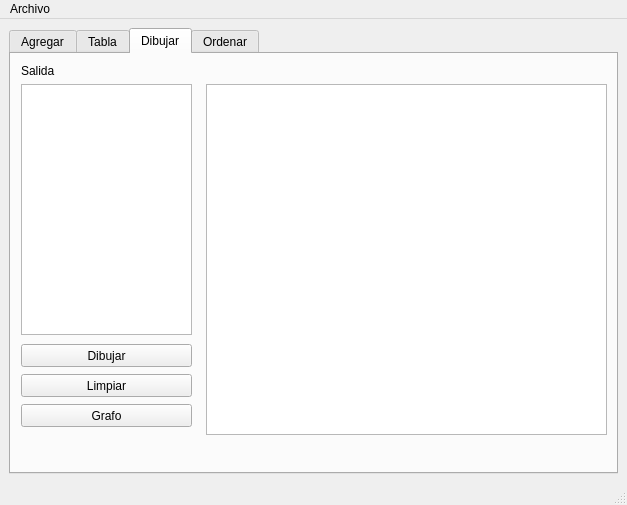
The window that particula.ui (FabianAlejandroEsquedaRodriguez/S.ALGORITMIA_UI_PARTICULA) describes before a commit, drawn with Qt 5.
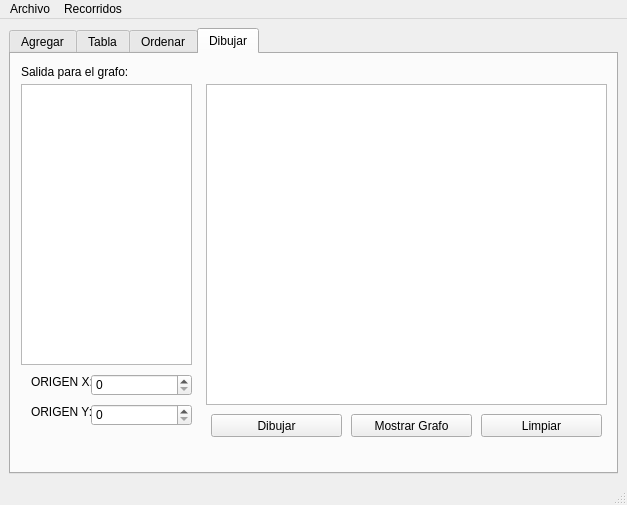
The same window after the commit. The open tabs and pages were chosen to show the change.

Commit message: Se hicieron unas modificaciones para mostrar el recorrido del grafo; como lo son, un QAction con un boton de recorrido y dos SpinBox para introducir el origen para hacer el recorrido

```diff
--- a/particula.ui
+++ b/particula.ui
@@ -219,83 +219,6 @@
         </item>
        </layout>
       </widget>
-      <widget class="QWidget" name="tab_3">
-       <attribute name="title">
-        <string>Dibujar</string>
-       </attribute>
-       <widget class="QGraphicsView" name="graphicsView">
-        <property name="geometry">
-         <rect>
-          <x>195</x>
-          <y>30</y>
-          <width>401</width>
-          <height>351</height>
-         </rect>
-        </property>
-       </widget>
-       <widget class="QPushButton" name="dibujar">
-        <property name="geometry">
-         <rect>
-          <x>10</x>
-          <y>290</y>
-          <width>171</width>
-          <height>23</height>
-         </rect>
-        </property>
-        <property name="text">
-         <string>Dibujar</string>
-        </property>
-       </widget>
-       <widget class="QPushButton" name="limpiar">
-        <property name="geometry">
-         <rect>
-          <x>10</x>
-          <y>320</y>
-          <width>171</width>
-          <height>23</height>
-         </rect>
-        </property>
-        <property name="text">
-         <string>Limpiar</string>
-        </property>
-       </widget>
-       <widget class="QPushButton" name="dibujar_grafo_pushButton">
-        <property name="geometry">
-         <rect>
-          <x>10</x>
-          <y>350</y>
-          <width>171</width>
-          <height>23</height>
-         </rect>
-        </property>
-        <property name="text">
-         <string>Grafo</string>
-        </property>
-       </widget>
-       <widget class="QLabel" name="label_11">
-        <property name="geometry">
-         <rect>
-          <x>10</x>
-          <y>10</y>
-          <width>47</width>
-          <height>13</height>
-         </rect>
-        </property>
-        <property name="text">
-         <string>Salida</string>
-        </property>
-       </widget>
-       <widget class="QPlainTextEdit" name="salida_grafo">
-        <property name="geometry">
-         <rect>
-          <x>10</x>
-          <y>30</y>
-          <width>171</width>
-          <height>251</height>
-         </rect>
-        </property>
-       </widget>
-      </widget>
       <widget class="QWidget" name="tab_4">
        <attribute name="title">
         <string>Ordenar</string>
@@ -340,6 +263,135 @@
         </property>
        </widget>
       </widget>
+      <widget class="QWidget" name="tab_3">
+       <attribute name="title">
+        <string>Dibujar</string>
+       </attribute>
+       <widget class="QGraphicsView" name="graphicsView">
+        <property name="geometry">
+         <rect>
+          <x>195</x>
+          <y>30</y>
+          <width>401</width>
+          <height>321</height>
+         </rect>
+        </property>
+       </widget>
+       <widget class="QPushButton" name="dibujar">
+        <property name="geometry">
+         <rect>
+          <x>200</x>
+          <y>360</y>
+          <width>131</width>
+          <height>23</height>
+         </rect>
+        </property>
+        <property name="text">
+         <string>Dibujar</string>
+        </property>
+       </widget>
+       <widget class="QPushButton" name="limpiar">
+        <property name="geometry">
+         <rect>
+          <x>470</x>
+          <y>360</y>
+          <width>121</width>
+          <height>23</height>
+         </rect>
+        </property>
+        <property name="text">
+         <string>Limpiar</string>
+        </property>
+       </widget>
+       <widget class="QPushButton" name="mostrar_grafo_pushButton">
+        <property name="geometry">
+         <rect>
+          <x>340</x>
+          <y>360</y>
+          <width>121</width>
+          <height>23</height>
+         </rect>
+        </property>
+        <property name="text">
+         <string>Mostrar Grafo</string>
+        </property>
+       </widget>
+       <widget class="QLabel" name="label_11">
+        <property name="geometry">
+         <rect>
+          <x>10</x>
+          <y>10</y>
+          <width>121</width>
+          <height>16</height>
+         </rect>
+        </property>
+        <property name="text">
+         <string>Salida para el grafo:</string>
+        </property>
+       </widget>
+       <widget class="QPlainTextEdit" name="salida_grafo">
+        <property name="geometry">
+         <rect>
+          <x>10</x>
+          <y>30</y>
+          <width>171</width>
+          <height>281</height>
+         </rect>
+        </property>
+       </widget>
+       <widget class="QLabel" name="label_12">
+        <property name="geometry">
+         <rect>
+          <x>20</x>
+          <y>320</y>
+          <width>61</width>
+          <height>16</height>
+         </rect>
+        </property>
+        <property name="text">
+         <string>ORIGEN X:</string>
+        </property>
+       </widget>
+       <widget class="QLabel" name="label_13">
+        <property name="geometry">
+         <rect>
+          <x>20</x>
+          <y>350</y>
+          <width>61</width>
+          <height>16</height>
+         </rect>
+        </property>
+        <property name="text">
+         <string>ORIGEN Y:</string>
+        </property>
+       </widget>
+       <widget class="QSpinBox" name="orig_x_spinBox">
+        <property name="geometry">
+         <rect>
+          <x>80</x>
+          <y>320</y>
+          <width>101</width>
+          <height>22</height>
+         </rect>
+        </property>
+        <property name="maximum">
+         <number>500</number>
+        </property>
+       </widget>
+       <widget class="QSpinBox" name="orig_y_spinBox">
+        <property name="geometry">
+         <rect>
+          <x>80</x>
+          <y>350</y>
+          <width>101</width>
+          <height>22</height>
+         </rect>
+        </property>
+        <property name="maximum">
+         <number>500</number>
+        </property>
+       </widget>
+      </widget>
      </widget>
     </item>
    </layout>
@@ -360,7 +412,14 @@
     <addaction name="actionAbrir"/>
     <addaction name="actionGuardar"/>
    </widget>
+   <widget class="QMenu" name="menuRecorridos">
+    <property name="title">
+     <string>Recorridos</string>
+    </property>
+    <addaction name="actionAnchura_Profundidad"/>
+   </widget>
    <addaction name="menuArchivo"/>
+   <addaction name="menuRecorridos"/>
   </widget>
   <widget class="QStatusBar" name="statusbar"/>
   <action name="actionAbrir">
```
Left out of the diff: 8 changed lines with no effect on the pictures.
